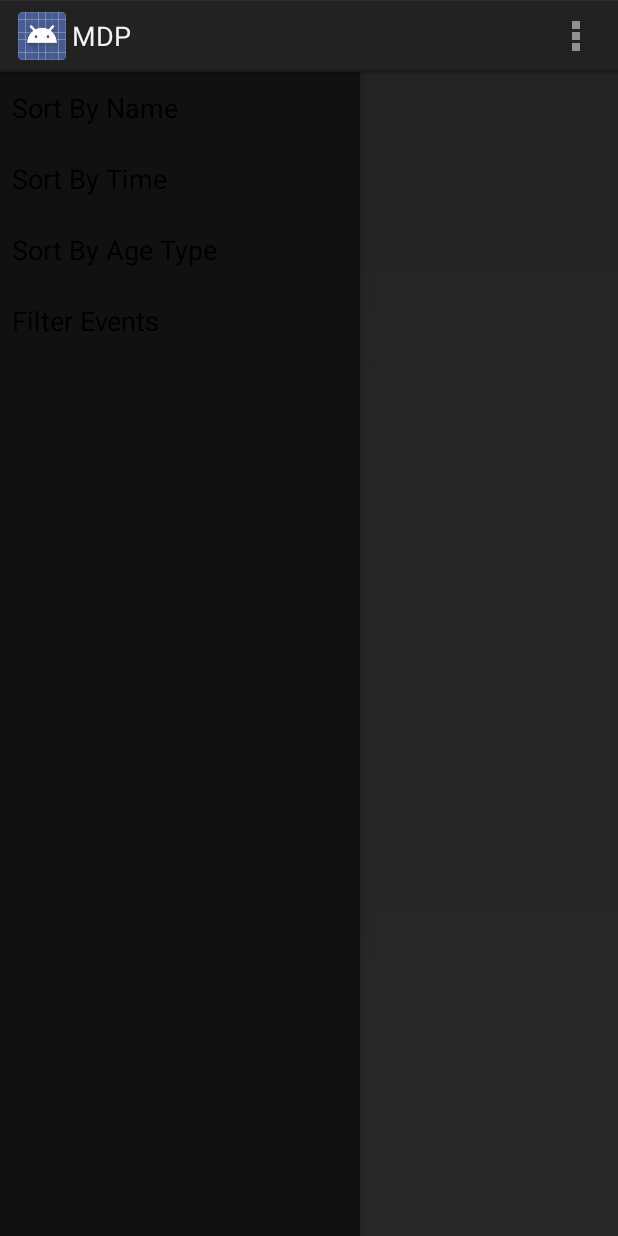
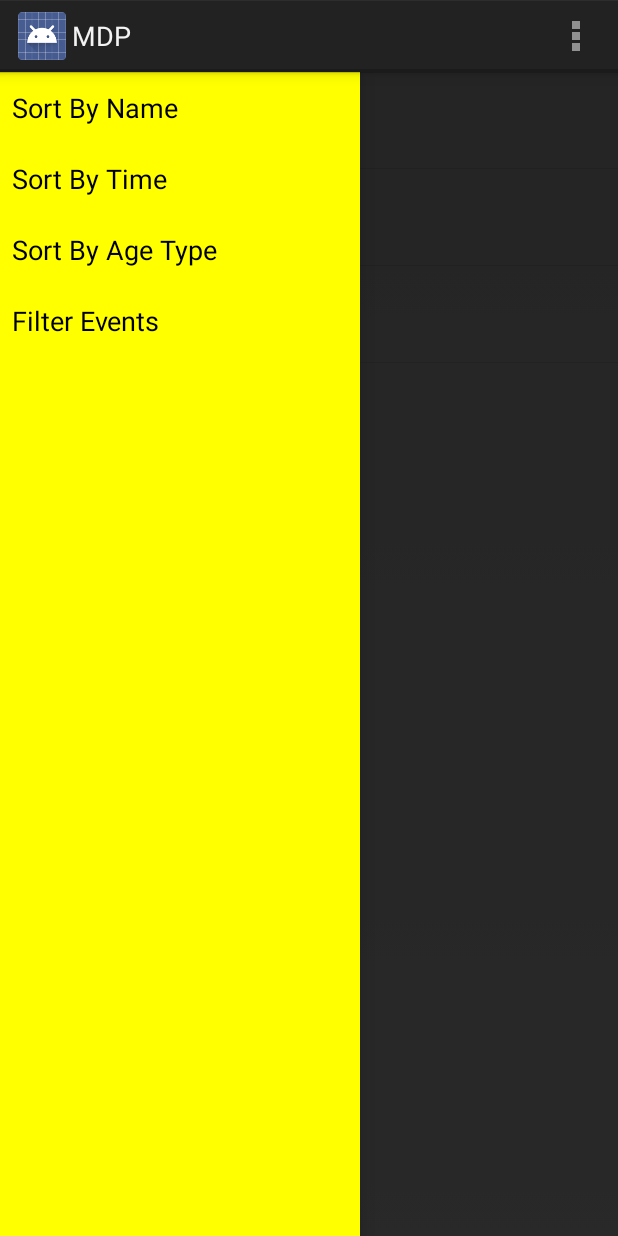
Before and after one commit to MDP-Team/MDP-Assignment, an Android app: the screen it shows after launch (MainActivity), with the side drawer open, on a phone screen of 412 x 824 dp. Run offline under Robolectric (Android 15) with nearby library versions, the phone set to English and light mode, and no system bars.

Commit message:
changed drawer background to yellow

```diff
--- a/app/src/main/res/layout/activity_main.xml
+++ b/app/src/main/res/layout/activity_main.xml
@@ -16,19 +16,20 @@
               android:choiceMode="singleChoice"
               android:divider="@android:color/transparent"
               android:dividerHeight="0dp"
-              android:background="#111"
+              android:background="#ff0"
 
-    />
+        />
 
     <ListView
         android:id = "@+id/main_menu"
         android:layout_width="match_parent"
         android:layout_height="match_parent"
         android:choiceMode="singleChoice"
-        android:textAlignment="center"
 
         />
 
 
 
+
+
 </android.support.v4.widget.DrawerLayout>
```
Also changed, not shown: 2 other files.
